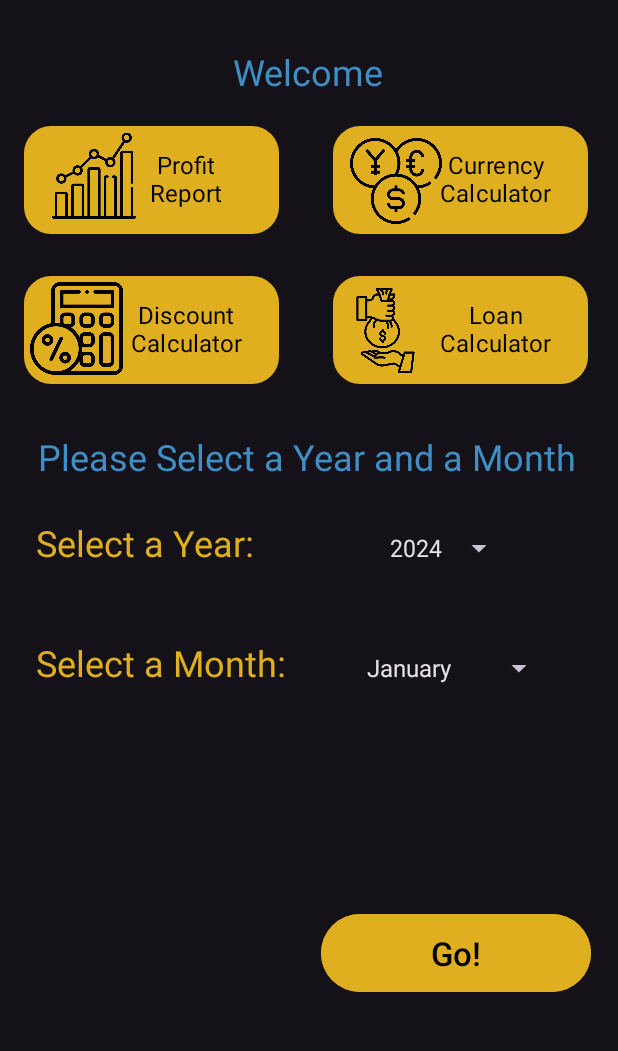
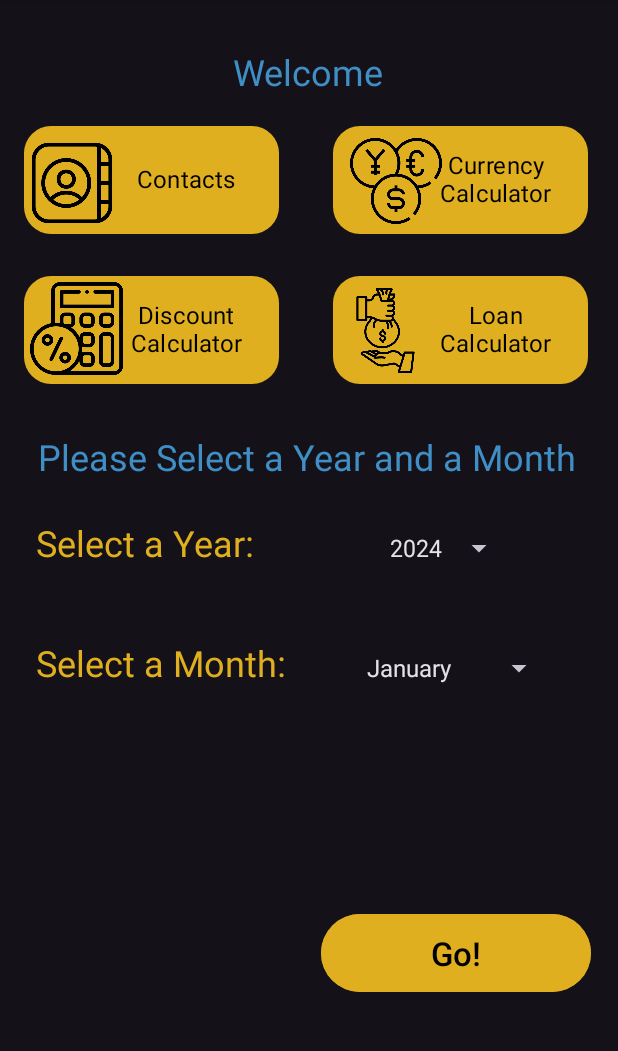
Before and after one commit to welgammal295/ProfitandLoss, an Android app: the MainMenu screen opened directly, with no data from a screen before it, on a phone screen of 412 x 824 dp, the part 96-1147 px from its top. Run offline under Robolectric (Android 15) with nearby library versions, the phone set to English and light mode, and no system bars; our stand-ins replace Room's generated code.

Commit message:
Updated Contact Button

```diff
--- a/app/src/main/res/layout/activity_main_menu.xml
+++ b/app/src/main/res/layout/activity_main_menu.xml
@@ -273,17 +273,15 @@
 
     <ImageView
         android:id="@+id/reportsImageView"
-        android:layout_width="57dp"
-        android:layout_height="66dp"
+        android:layout_width="64dp"
+        android:layout_height="76dp"
         android:layout_marginTop="4dp"
         android:contentDescription="@string/icon_description"
-        app:layout_constraintBottom_toBottomOf="@+id/ProfitCalcButton"
         app:layout_constraintEnd_toEndOf="@+id/reportButton"
-        app:layout_constraintHorizontal_bias="0.162"
+        app:layout_constraintHorizontal_bias="0.0"
         app:layout_constraintStart_toStartOf="@+id/reportButton"
         app:layout_constraintTop_toTopOf="@+id/reportButton"
-        app:layout_constraintVertical_bias="0.0"
-        app:srcCompat="@drawable/report" />
+        app:srcCompat="@drawable/contacts" />
 
     <ImageView
         android:id="@+id/profitCalcImageView"
--- a/app/src/main/res/values/strings.xml
+++ b/app/src/main/res/values/strings.xml
@@ -40,7 +40,7 @@
     <string name="accounts_image_description" />
     <string name="profit_calc_button_text">Profit\nCalculator</string>
     <string name="exchange_button_text">Currency\nCalculator</string>
-    <string name="report_button_text">Profit\nReport</string>
+    <string name="report_button_text">Contacts</string>
     <string name="background_image_description">Main Menu background</string>
     <string name="icon_description">Icon</string>
     <string name="loan_button_text">Loan\nCalculator</string>
```
Also changed, not shown: app/src/main/res/drawable/contacts.png (added).
